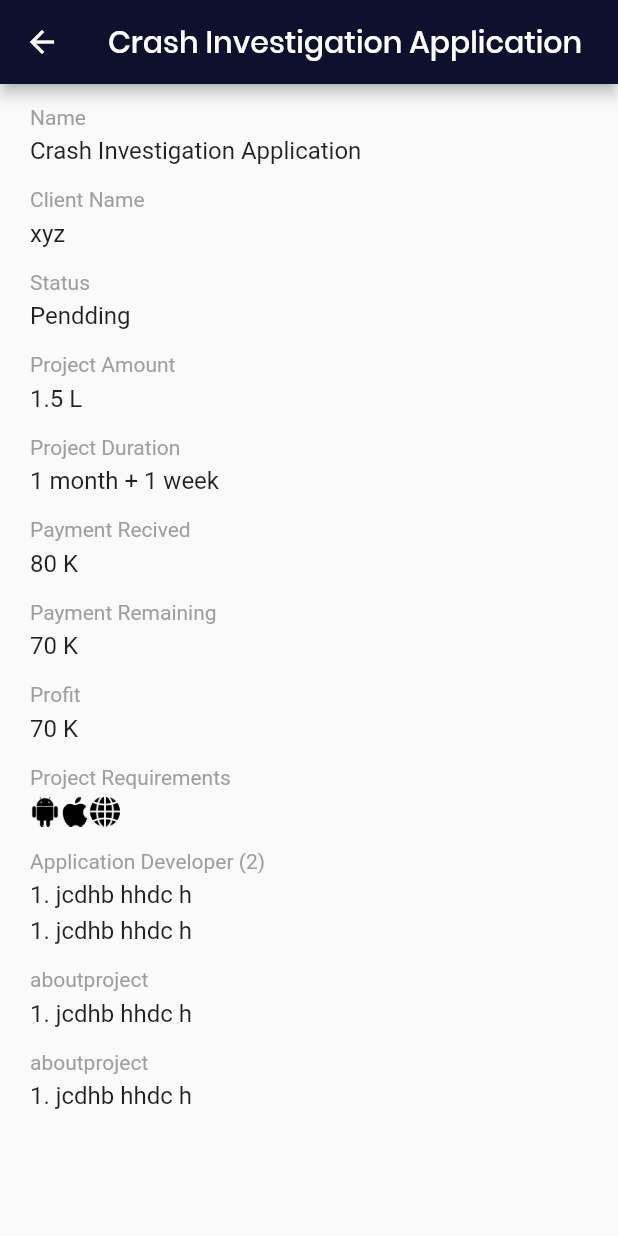
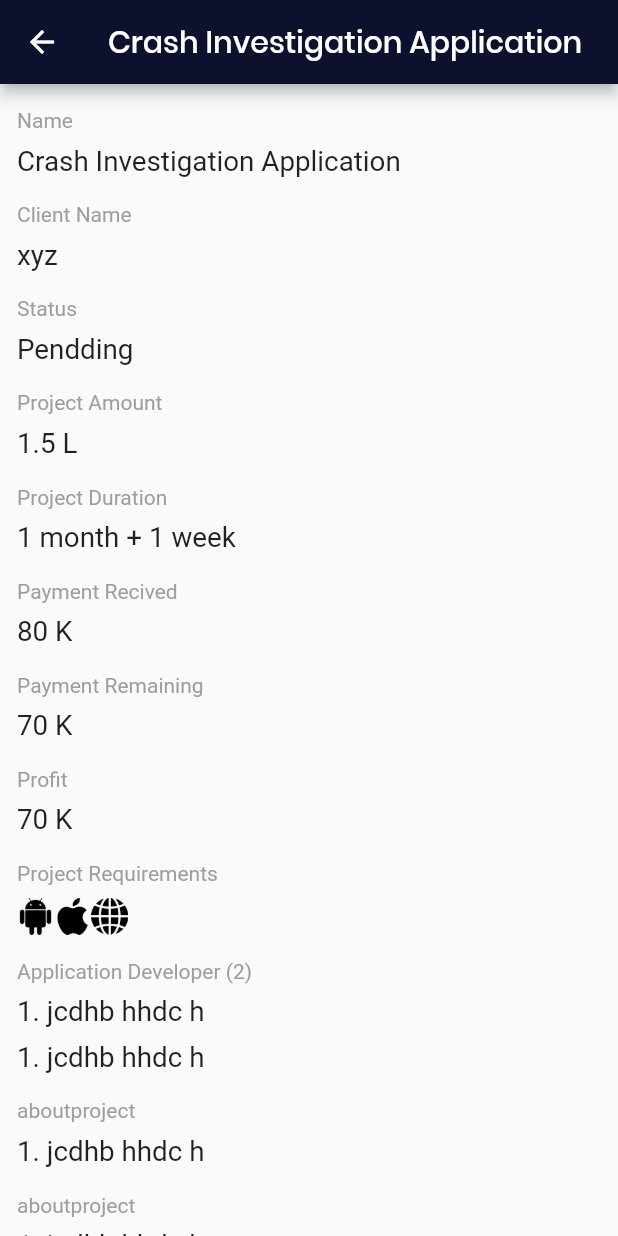
Before and after one commit to Samip193/devloper, a Flutter app: the Crashinvestigation screen opened by its route, on a phone screen of 412 x 824 dp. Run offline on Flutter 3.47's test engine with Material 2 defaults, Android fonts, the phone set to English and light mode, and no system bars; our stand-ins replace firebase_auth, firebase_core, percent_indicator; accounts and stored records are empty.

Commit message:
updated Topbar.dart and Crashinvestigation.dart

```diff
--- a/lib/constant/Topbar.dart
+++ b/lib/constant/Topbar.dart
@@ -101,10 +101,17 @@ class _InfoBarState extends State<InfoBar> {
               child: Text(widget.title!,style: TextStyle(fontSize: h*0.03,color: MyColor.White,fontFamily: 'poppins_medium'),),
             ),
             GestureDetector(
-              onTap: (){
+                onTap: (){
+                  Navigator.pushNamed(context, '/Crashinvestigation');
+                },
+                child: Container(
+                  height: h*0.035,
+                  decoration: BoxDecoration(
 
-              },
-                child: Image.asset('images/info.png')
+                    shape: BoxShape.circle
+                  ),
+                    child: Image.asset('images/info.png')
+                )
             ),
 
           ],
--- a/lib/screen/Crashinvestigation.dart
+++ b/lib/screen/Crashinvestigation.dart
@@ -9,6 +9,9 @@ class Crashinvestigation extends StatelessWidget {
 
   @override
   Widget build(BuildContext context) {
+    double h=MediaQuery.of(context).size.height;
+    double w=MediaQuery.of(context).size.width;
+    bool H =h<700;
     return Scaffold(
       appBar: AppBar(
         title: Text(
@@ -19,41 +22,41 @@ class Crashinvestigation extends StatelessWidget {
       ),
       body: SingleChildScrollView(
         child: Padding(
-          padding: EdgeInsets.symmetric(horizontal: 20.0, vertical: 14),
+          padding: EdgeInsets.symmetric(horizontal: w*0.0275, vertical: h*0.02),
           child: Column(
             crossAxisAlignment: CrossAxisAlignment.start,
             children: [
               aboutproject("Name", "Crash Investigation Application"),
               SizedBox(
-                height: 15,
+                height: h*0.02,
               ),
               aboutproject("Client Name", "xyz"),
               SizedBox(
-                height: 15,
+                height: h*0.02,
               ),
               aboutproject("Status", "Pendding"),
               SizedBox(
-                height: 15,
+                height: h*0.02,
               ),
               aboutproject("Project Amount", "1.5 L"),
               SizedBox(
-                height: 15,
+                height: h*0.02,
               ),
               aboutproject("Project Duration", "1 month + 1 week"),
               SizedBox(
-                height: 15,
+                height: h*0.02,
               ),
               aboutproject("Payment Recived", "80 K"),
               SizedBox(
-                height: 15,
+                height: h*0.02,
               ),
               aboutproject("Payment Remaining", "70 K"),
               SizedBox(
-                height: 15,
+                height: h*0.02,
               ),
               aboutproject("Profit", "70 K"),
               SizedBox(
-                height: 15,
+                height: h*0.02,
               ),
               Container(
                 child: Column(
@@ -63,24 +66,24 @@ class Crashinvestigation extends StatelessWidget {
                       "Project Requirements",
                       style: TextStyle(color: Colors.grey, fontSize: 14),
                     ),
-                    SizedBox(height: 5,),
+                    SizedBox(height: h*0.01,),
                     Row(
                       children: [
                         SizedBox(
-                            height: 20,
-                            width: 20,
+                            height: h*0.030,
+                            width: w*0.060,
                             child: Image.asset(
                               "images/android.png",
                             )),
                         SizedBox(
-                            height: 20,
-                            width: 20,
+                            height: h*0.030,
+                            width: w*0.060,
                             child: Image.asset(
                               "images/apple.png",
                             )),
                         SizedBox(
-                            height: 20,
-                            width: 20,
+                            height: h*0.030,
+                            width: w*0.060,
                             child: Image.asset(
                               "images/web.png",
                             )),
@@ -90,7 +93,7 @@ class Crashinvestigation extends StatelessWidget {
                 ),
               ),
               SizedBox(
-                height: 15,
+                height: h*0.02,
               ),
               Container(
                 child: Column(
@@ -100,25 +103,25 @@ class Crashinvestigation extends StatelessWidget {
                       "Application Developer (2)",
                       style: TextStyle(color: Colors.grey, fontSize: 14),
                     ),
-                    SizedBox(height: 5,),
+                    SizedBox(height: h*0.01,),
                     Text(
                       "1. jcdhb hhdc h",
-                      style: TextStyle(fontSize: 16),
+                      style: TextStyle(fontSize: h*0.0225),
                     ),
-                    SizedBox(height: 5,),
+                    SizedBox(height: h*0.01,),
                     Text(
                       "1. jcdhb hhdc h",
-                      style: TextStyle(fontSize: 16),
+                      style: TextStyle(fontSize: h*0.0225),
                     ),
                   ],
                 ),
               ),
               SizedBox(
-                height: 15,
+                height: h*0.02,
               ),
               aboutproject("aboutproject",'1. jcdhb hhdc h'),
               SizedBox(
-                height: 15,
+                height: h*0.02,
               ),
               aboutproject("aboutproject",'1. jcdhb hhdc h'),
             ],
@@ -128,7 +131,19 @@ class Crashinvestigation extends StatelessWidget {
     );
   }
 
-  Widget aboutproject(title, data) {
+
+}
+class aboutproject extends StatelessWidget {
+  const aboutproject(this.title, this.data);
+
+  final String title;
+  final String data;
+
+  @override
+  Widget build(BuildContext context) {
+    double h=MediaQuery.of(context).size.height;
+    double w=MediaQuery.of(context).size.width;
+    bool H =h<700;
     return Container(
       child: Column(
         crossAxisAlignment: CrossAxisAlignment.start,
@@ -137,10 +152,10 @@ class Crashinvestigation extends StatelessWidget {
             title,
             style: TextStyle(color: Colors.grey, fontSize: 14),
           ),
-          SizedBox(height: 5,),
+          SizedBox(height: h*0.01,),
           Text(
             data,
-            style: TextStyle(fontSize: 16),
+            style:  TextStyle(fontSize: h*0.0225),
           ),
         ],
       ),
```
